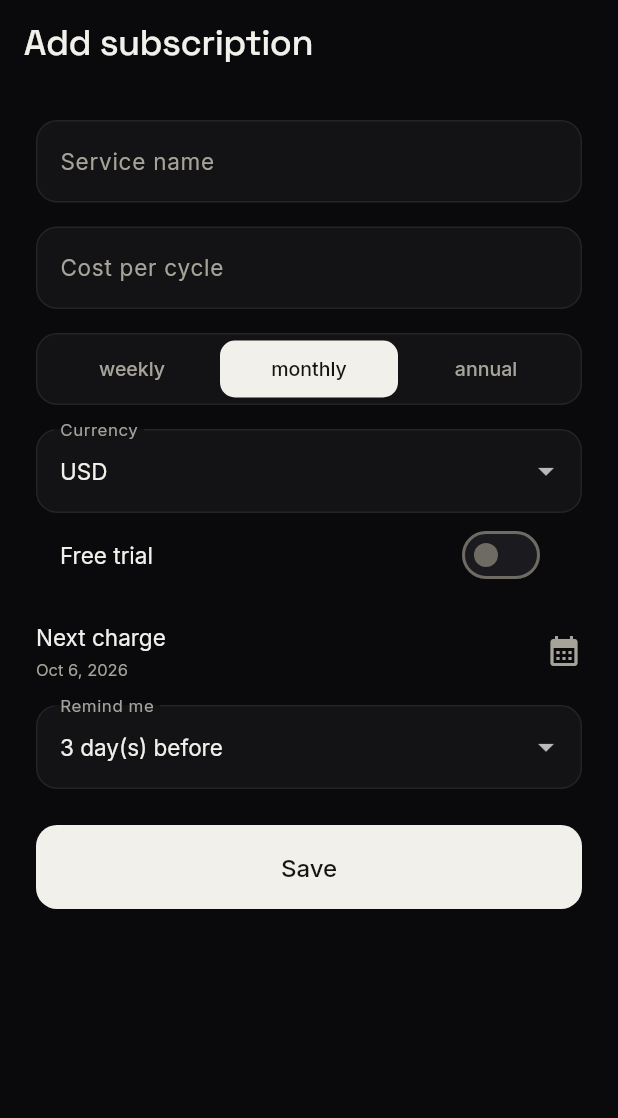
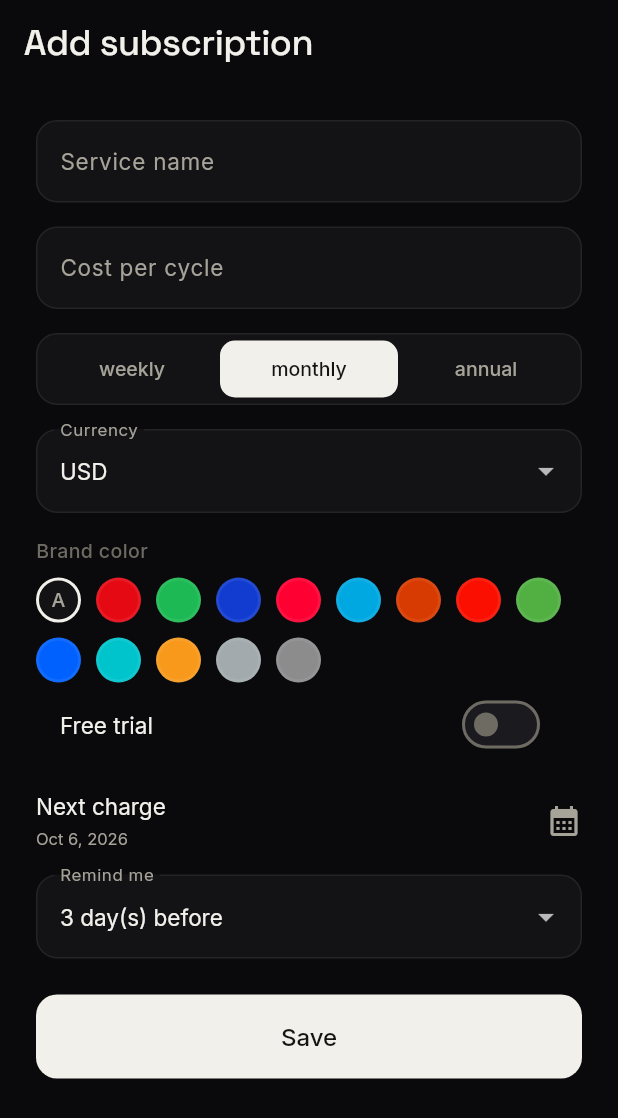
Before and after one commit to 90377Sednaaa/subtracker, a Flutter app: the SubscriptionFormScreen screen opened by its route, on a phone screen of 412 x 824 dp. Shown: the top 1118 px of the screen. Run offline on Flutter 3.47's test engine with Material 3 defaults, Android fonts, the phone set to English and light mode, and no system bars; our stand-ins replace cloud_firestore, firebase_auth, firebase_core, flutter_animate, flutter_local_notifications, flutter_riverpod and 4 more; accounts and stored records are empty.

Commit message:
feat(d5): brand colors end-to-end — match table, override swatches, chroma accents

```diff
--- /dev/null
+++ b/lib/core/brand/brand_colors.dart
@@ -0,0 +1,79 @@
+import 'package:flutter/material.dart';
+import 'package:subtracker/features/subscriptions/domain/subscription.dart';
+
+/// The one thread of chroma in the monochrome UI. Matching is
+/// case-insensitive substring on the service name; unknown names fall back
+/// to their category color, then to 'Other' gray. Manual overrides (stored
+/// on the document) always win.
+const brandColorTable = <String, int>{
+  'netflix': 0xFFE50914,
+  'spotify': 0xFF1DB954,
+  'disney': 0xFF113CCF,
+  'youtube': 0xFFFF0033,
+  'amazon prime': 0xFF00A8E1,
+  'prime video': 0xFF00A8E1,
+  'microsoft': 0xFFD83B01,
+  'office 365': 0xFFD83B01,
+  'adobe': 0xFFFA0F00,
+  'game pass': 0xFF52B043,
+  'xbox': 0xFF52B043,
+  'dropbox': 0xFF0061FF,
+  'canva': 0xFF00C4CC,
+  'audible': 0xFFF8991C,
+  'icloud': 0xFFA2AAAD,
+};
+
+const categoryColorTable = <String, int>{
+  'streaming': 0xFFC96B6B,
+  'music': 0xFF6FA97C,
+  'productivity': 0xFF7C93BE,
+  'gaming': 0xFFA08BC0,
+  'books': 0xFFC09878,
+  'storage': 0xFF78A0AC,
+  'shopping': 0xFFB8A878,
+  'design': 0xFF78A8A0,
+};
+
+const otherColor = Color(0xFF8C8C8C);
+
+/// Resolves the brand color for a subscription: manual override →
+/// name match → category → 'Other'.
+Color brandColorFor(Subscription sub) {
+  final override = sub.brandColor;
+  if (override != null && override.isNotEmpty) {
+    final hex = override.replaceFirst('#', '');
+    return Color(0xFF000000 | int.parse(hex, radix: 16));
+  }
+  final name = sub.name.toLowerCase();
+  for (final entry in brandColorTable.entries) {
+    if (name.contains(entry.key)) return Color(entry.value);
+  }
+  // Category is not stored on the document; infer from name keywords.
+  for (final entry in categoryColorTable.entries) {
+    if (name.contains(entry.key)) return Color(entry.value);
+  }
+  return otherColor;
+}
+
+/// The swatch row in the form: 'Auto' first (null override), then brands.
+const swatchChoices = <({String label, int? hex})>[
+  (label: 'Auto', hex: null),
+  (label: 'Netflix', hex: 0xFFE50914),
+  (label: 'Spotify', hex: 0xFF1DB954),
+  (label: 'Disney+', hex: 0xFF113CCF),
+  (label: 'YouTube', hex: 0xFFFF0033),
+  (label: 'Prime', hex: 0xFF00A8E1),
+  (label: 'Microsoft', hex: 0xFFD83B01),
+  (label: 'Adobe', hex: 0xFFFA0F00),
+  (label: 'Xbox', hex: 0xFF52B043),
+  (label: 'Dropbox', hex: 0xFF0061FF),
+  (label: 'Canva', hex: 0xFF00C4CC),
+  (label: 'Audible', hex: 0xFFF8991C),
+  (label: 'iCloud', hex: 0xFFA2AAAD),
+  (label: 'Other', hex: 0xFF8C8C8C),
+];
+
+String? hexToStore(int? hex) {
+  if (hex == null) return null;
+  return hex.toRadixString(16).padLeft(8, '0').substring(2).toUpperCase();
+}
--- a/lib/features/subscriptions/data/subscription_repository.dart
+++ b/lib/features/subscriptions/data/subscription_repository.dart
@@ -67,6 +67,7 @@ class SubscriptionRepository {
             : Timestamp.fromDate(d.trialEndsAt!),
         'reminderDaysBefore': d.reminderDaysBefore,
         'active': true,
+        'brandColor': d.brandColor,
         'updatedAt': FieldValue.serverTimestamp(),
       };
 }
--- a/lib/features/subscriptions/domain/subscription.dart
+++ b/lib/features/subscriptions/domain/subscription.dart
@@ -13,6 +13,7 @@ class Subscription {
     required this.reminderDaysBefore,
     required this.active,
     required this.createdAt,
+    this.brandColor,
   });
 
   final String id;
@@ -25,6 +26,9 @@ class Subscription {
   final int reminderDaysBefore;
   final bool active;
   final DateTime? createdAt;
+
+  /// Manual brand-color override (hex like '1DB954'); null = auto-match.
+  final String? brandColor;
 
   bool get trialing =>
       trialEndsAt != null && trialEndsAt!.isAfter(DateTime.now());
@@ -43,6 +47,7 @@ class Subscription {
       reminderDaysBefore: (map['reminderDaysBefore'] as num?)?.toInt() ?? 3,
       active: map['active'] as bool? ?? true,
       createdAt: (map['createdAt'] as Timestamp?)?.toDate(),
+      brandColor: map['brandColor'] as String?,
     );
   }
 }
--- a/lib/features/subscriptions/domain/subscription_draft.dart
+++ b/lib/features/subscriptions/domain/subscription_draft.dart
@@ -9,6 +9,7 @@ class SubscriptionDraft {
     required this.nextChargeDate,
     required this.trialEndsAt,
     required this.reminderDaysBefore,
+    this.brandColor,
   });
 
   final String name;
@@ -18,4 +19,7 @@ class SubscriptionDraft {
   final DateTime nextChargeDate;
   final DateTime? trialEndsAt;
   final int reminderDaysBefore;
+
+  /// Manual brand-color override (hex without '#'); null = auto-match.
+  final String? brandColor;
 }
--- a/lib/features/subscriptions/ui/subscription_card.dart
+++ b/lib/features/subscriptions/ui/subscription_card.dart
@@ -2,6 +2,7 @@ import 'package:flutter/material.dart';
 import 'package:go_router/go_router.dart';
 import 'package:intl/intl.dart';
 import 'package:subtracker/core/brand/brand.dart';
+import 'package:subtracker/core/brand/brand_colors.dart';
 import 'package:subtracker/core/theme.dart';
 import 'package:subtracker/features/subscriptions/domain/subscription.dart';
 
@@ -13,12 +14,10 @@ class SubscriptionCard extends StatelessWidget {
     super.key,
     required this.subscription,
     required this.dateFormat,
-    this.brandColor = const Color(0xFF8C8C8C), // 'Other' fallback until D5
   });
 
   final Subscription subscription;
   final DateFormat dateFormat;
-  final Color brandColor;
 
   @override
   Widget build(BuildContext context) {
@@ -39,7 +38,7 @@ class SubscriptionCard extends StatelessWidget {
                 children: [
                   Padding(
                     padding: const EdgeInsets.only(top: 2),
-                    child: BrandDot(color: brandColor),
+                    child: BrandDot(color: brandColorFor(subscription)),
                   ),
                   const SizedBox(width: SublySpace.s12),
                   Expanded(
--- a/lib/features/subscriptions/ui/subscription_form_screen.dart
+++ b/lib/features/subscriptions/ui/subscription_form_screen.dart
@@ -2,6 +2,7 @@ import 'package:flutter/material.dart';
 import 'package:flutter_riverpod/flutter_riverpod.dart';
 import 'package:go_router/go_router.dart';
 import 'package:intl/intl.dart';
+import 'package:subtracker/core/brand/brand_colors.dart';
 import 'package:subtracker/core/theme.dart';
 import 'package:subtracker/features/subscriptions/data/subscription_repository.dart';
 import 'package:subtracker/features/subscriptions/domain/billing_cycle.dart';
@@ -27,6 +28,7 @@ class _SubscriptionFormScreenState
   DateTime _nextCharge = DateTime.now().add(const Duration(days: 30));
   DateTime? _trialEnds;
   int _reminderDays = 3;
+  String? _brandColor;
   bool _loaded = true;
 
   @override
@@ -50,6 +52,7 @@ class _SubscriptionFormScreenState
       _nextCharge = sub.nextChargeDate;
       _trialEnds = sub.trialEndsAt;
       _reminderDays = sub.reminderDaysBefore;
+      _brandColor = sub.brandColor;
       _loaded = true;
     });
   }
@@ -78,6 +81,7 @@ class _SubscriptionFormScreenState
       nextChargeDate: _trialEnds ?? _nextCharge,
       trialEndsAt: _trialEnds,
       reminderDaysBefore: _reminderDays,
+      brandColor: _brandColor,
     );
     try {
       final repo = ref.read(subscriptionRepositoryProvider);
@@ -160,6 +164,44 @@ class _SubscriptionFormScreenState
                         .toList(),
                     onChanged: (c) => setState(() => _currency = c ?? _currency),
                     decoration: const InputDecoration(labelText: 'Currency'),
+                  ),
+                  const SizedBox(height: SublySpace.s16),
+                  Text('Brand color',
+                      style: SublyTypography.label
+                          .copyWith(color: colors.inkTertiary)),
+                  const SizedBox(height: SublySpace.s8),
+                  Wrap(
+                    spacing: 10,
+                    runSpacing: 10,
+                    children: [
+                      for (final choice in swatchChoices)
+                        GestureDetector(
+                          onTap: () => setState(
+                              () => _brandColor = hexToStore(choice.hex)),
+                          child: Container(
+                            width: 30,
+                            height: 30,
+                            decoration: BoxDecoration(
+                              color: choice.hex == null
+                                  ? colors.step1
+                                  : Color(choice.hex!),
+                              shape: BoxShape.circle,
+                              border: Border.all(
+                                color: _brandColor == hexToStore(choice.hex)
+                                    ? colors.inkPrimary
+                                    : colors.hairline,
+                                width: 2,
+                              ),
+                            ),
+                            child: choice.hex == null
+                                ? Center(
+                                    child: Text('A',
+                                        style: SublyTypography.label.copyWith(
+                                            color: colors.inkSecondary)))
+                                : null,
+                          ),
+                        ),
+                    ],
                   ),
                   SwitchListTile(
                     key: const Key('trial-switch'),
```
Also changed, not shown: lib/features/subscriptions/ui/renewal_strip.dart (+22 -2 lines), 2 other files.
